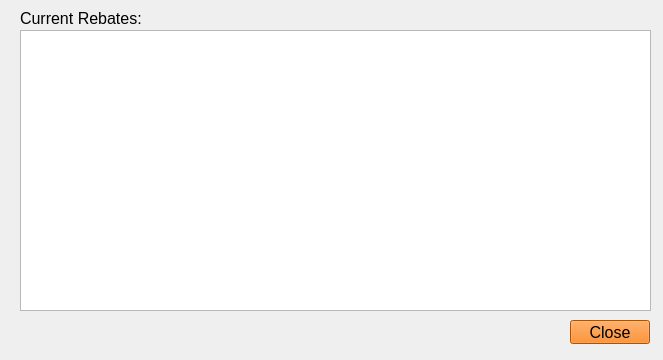
The window that rebatewindow.ui (P4TOO/BulkClub-System) describes before a commit, drawn with Qt 5.
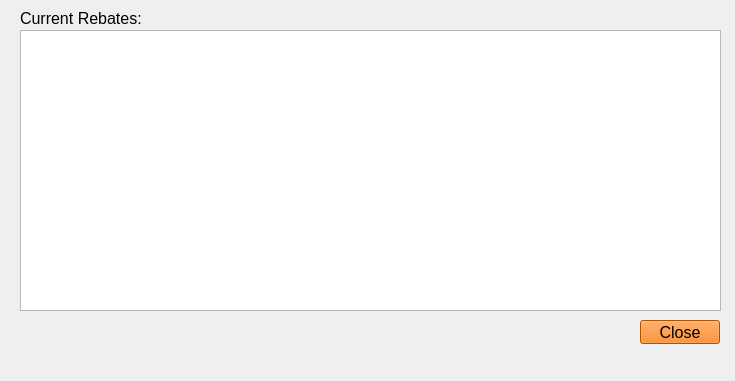
The same window after the commit.

Diff of the .ui file:
```diff
--- a/rebatewindow.ui
+++ b/rebatewindow.ui
@@ -6,8 +6,8 @@
    <rect>
     <x>0</x>
     <y>0</y>
-    <width>663</width>
-    <height>360</height>
+    <width>735</width>
+    <height>381</height>
    </rect>
   </property>
   <property name="windowTitle">
@@ -16,7 +16,7 @@
   <widget class="QPushButton" name="pushButton">
    <property name="geometry">
     <rect>
-     <x>570</x>
+     <x>640</x>
      <y>320</y>
      <width>80</width>
      <height>24</height>
@@ -57,7 +57,7 @@
     <rect>
      <x>20</x>
      <y>30</y>
-     <width>631</width>
+     <width>701</width>
      <height>281</height>
     </rect>
    </property>
```
